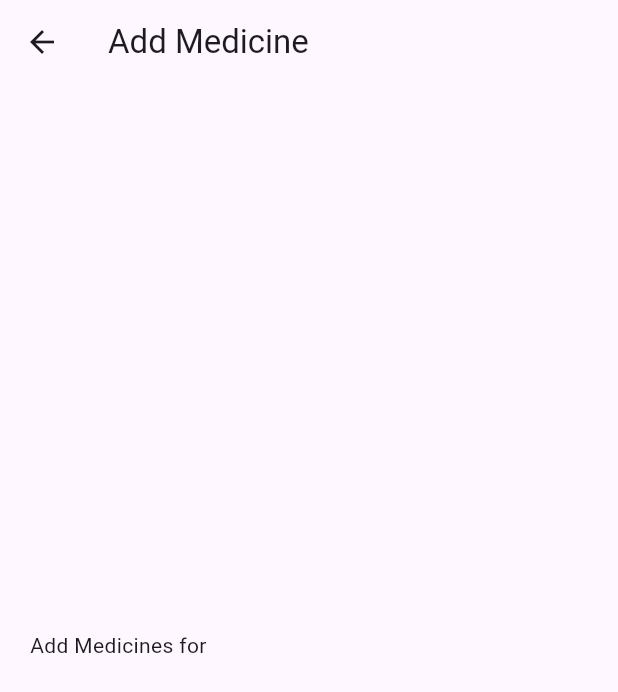
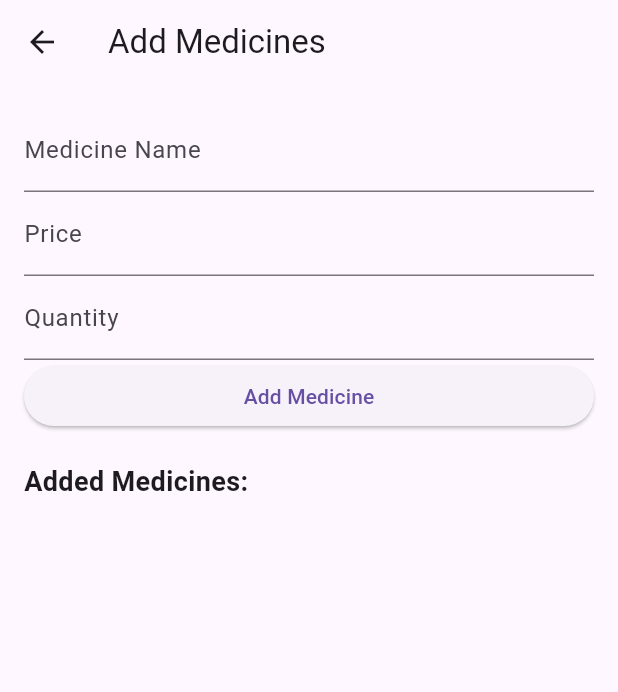
Before and after one commit to Nefariousgh/admin-terminal-mvm, a Flutter app: the AddMedicineScreen screen opened directly with empty values, on a phone screen of 412 x 824 dp. Shown: the top 692 px of the screen. Run offline on Flutter 3.47's test engine with Material 3 defaults, Android fonts, the phone set to English and light mode, and no system bars; our stand-ins replace cloud_firestore, firebase_core; accounts and stored records are empty.

Commit message:
Fully functional as of 23/03/24

```diff
--- a/lib/add_medicine_screen.dart
+++ b/lib/add_medicine_screen.dart
@@ -1,28 +1,117 @@
 import 'package:flutter/material.dart';
 import 'package:cloud_firestore/cloud_firestore.dart';
 
-class AddMedicineScreen extends StatelessWidget {
-  final DocumentSnapshot machine; // Define a field to hold the machine data
+class AddMedicineScreen extends StatefulWidget {
+  final String machineId; // Change the type to String
 
-  AddMedicineScreen({required this.machine}); // Constructor that accepts machine as a required parameter
+  AddMedicineScreen({required this.machineId});
+
+  @override
+  _AddMedicineScreenState createState() => _AddMedicineScreenState();
+}
+  @override
+  _AddMedicineScreenState createState() => _AddMedicineScreenState();
+
+
+class _AddMedicineScreenState extends State<AddMedicineScreen> {
+  final TextEditingController _nameController = TextEditingController();
+  final TextEditingController _priceController = TextEditingController();
+  final TextEditingController _quantityController = TextEditingController();
 
   @override
   Widget build(BuildContext context) {
     return Scaffold(
       appBar: AppBar(
-        title: Text('Add Medicine'),
+        title: Text('Add Medicines'),
       ),
-      body: Container(
-        padding: EdgeInsets.all(20.0),
+      body: Padding(
+        padding: const EdgeInsets.all(16.0),
         child: Column(
-          mainAxisAlignment: MainAxisAlignment.center,
+          crossAxisAlignment: CrossAxisAlignment.stretch,
           children: [
-            Text('Add Medicines for ${machine['name']}'), // Display machine name
-            SizedBox(height: 20.0),
-            // Add form fields to add medicines (name, price, quantity) here
+            TextField(
+              controller: _nameController,
+              decoration: InputDecoration(labelText: 'Medicine Name'),
+            ),
+            TextField(
+              controller: _priceController,
+              decoration: InputDecoration(labelText: 'Price'),
+              keyboardType: TextInputType.number,
+            ),
+            TextField(
+              controller: _quantityController,
+              decoration: InputDecoration(labelText: 'Quantity'),
+              keyboardType: TextInputType.number,
+            ),
+            ElevatedButton(
+              onPressed: () {
+                _addMedicine();
+              },
+              child: Text('Add Medicine'),
+            ),
+            SizedBox(height: 20),
+            Text(
+              'Added Medicines:',
+              style: TextStyle(fontSize: 18, fontWeight: FontWeight.bold),
+            ),
+            Expanded(
+              child: StreamBuilder(
+                stream: FirebaseFirestore.instance
+                    .collection('vending_machines')
+                    .doc(widget.machineId)
+                    .collection('medicines')
+                    .snapshots(),
+                builder: (context, AsyncSnapshot<QuerySnapshot> snapshot) {
+                  if (!snapshot.hasData) {
+                    return Center(child: CircularProgressIndicator());
+                  }
+                  return ListView.builder(
+                    itemCount: snapshot.data!.docs.length,
+                    itemBuilder: (context, index) {
+                      var medicine = snapshot.data!.docs[index];
+                      return ListTile(
+                        title: Text(medicine['name']),
+                        subtitle: Text('Price: \$${medicine['price']} | Quantity: ${medicine['quantity']}'),
+                      );
+                    },
+                  );
+                },
+              ),
+            ),
           ],
         ),
       ),
     );
   }
+
+  void _addMedicine() async {
+    String name = _nameController.text;
+    double price = double.parse(_priceController.text);
+    int quantity = int.parse(_quantityController.text);
+
+    try {
+      await FirebaseFirestore.instance
+          .collection('vending_machines')
+          .doc(widget.machineId)
+          .collection('medicines')
+          .add({
+        'name': name,
+        'price': price,
+        'quantity': quantity,
+      });
+      _nameController.clear();
+      _priceController.clear();
+      _quantityController.clear();
+    } catch (e) {
+      print('Error adding medicine: $e');
+    }
+  }
+
+  @override
+  void dispose() {
+    _nameController.dispose();
+    _priceController.dispose();
+    _quantityController.dispose();
+    super.dispose();
+  }
 }
--- /dev/null
+++ b/lib/database_service.dart
@@ -0,0 +1,40 @@
+import 'package:cloud_firestore/cloud_firestore.dart';
+
+class DatabaseService {
+  final CollectionReference vendingMachinesCollection =
+  FirebaseFirestore.instance.collection('vending_machines');
+
+  Future<void> addVendingMachine(String name, String location) async {
+    try {
+      // Create a new document with the vending machine name as its ID
+      DocumentReference machineRef =
+      vendingMachinesCollection.doc(name);
+
+      // Set the data for the vending machine
+      await machineRef.set({
+        'name': name,
+        'location': location,
+      });
+
+      print('Vending machine added successfully');
+    } catch (e) {
+      print('Error adding vending machine: $e');
+    }
+  }
+
+  Future<void> addMedicine(
+      String machineId, String name, double price, int quantity) async {
+    try {
+      final machineRef = vendingMachinesCollection.doc(machineId).collection('medicines');
+      await machineRef.add({
+        'name': name,
+        'price': price,
+        'quantity': quantity,
+      });
+
+      print('Medicine added successfully');
+    } catch (e) {
+      print('Error adding medicine: $e');
+    }
+  }
+}
--- a/lib/homescreen.dart
+++ b/lib/homescreen.dart
@@ -74,8 +74,11 @@ class MachineDetailsScreen extends StatelessWidget {
             onPressed: () {
               Navigator.push(
                 context,
-                MaterialPageRoute(builder: (context) => AddMedicineScreen(machine: machine)),
+                MaterialPageRoute(
+                  builder: (context) => AddMedicineScreen(machineId: machine.id), // Pass machine.id as machineId
+                ),
               );
+
 
             },
             child: Text('Add Medicines'),
--- a/lib/vending_machine_details_screen.dart
+++ b/lib/vending_machine_details_screen.dart
@@ -23,8 +23,11 @@ class VendingMachineDetailsScreen extends StatelessWidget {
               onPressed: () {
                 Navigator.push(
                   context,
-                  MaterialPageRoute(builder: (context) => AddMedicineScreen(machine: machine)),
+                  MaterialPageRoute(
+                    builder: (context) => AddMedicineScreen(machineId: machine.id), // Assuming machine.id is the machine ID
+                  ),
                 );
+
 
               },
               child: Text('Add Medicines'),
--- a/lib/vending_machine_list_screen.dart
+++ b/lib/vending_machine_list_screen.dart
@@ -26,8 +26,11 @@ class VendingMachinesListScreen extends StatelessWidget {
                 onTap: () {
                   Navigator.push(
                     context,
-                    MaterialPageRoute(builder: (context) => AddMedicineScreen(machine: machine)),
+                    MaterialPageRoute(
+                      builder: (context) => AddMedicineScreen(machineId: machine.id), // Assuming machine.id is the machine ID
+                    ),
                   );
+
 
                 },
               );
```
Also changed, not shown: lib/vending_machine_display.dart (+58 -48 lines).
